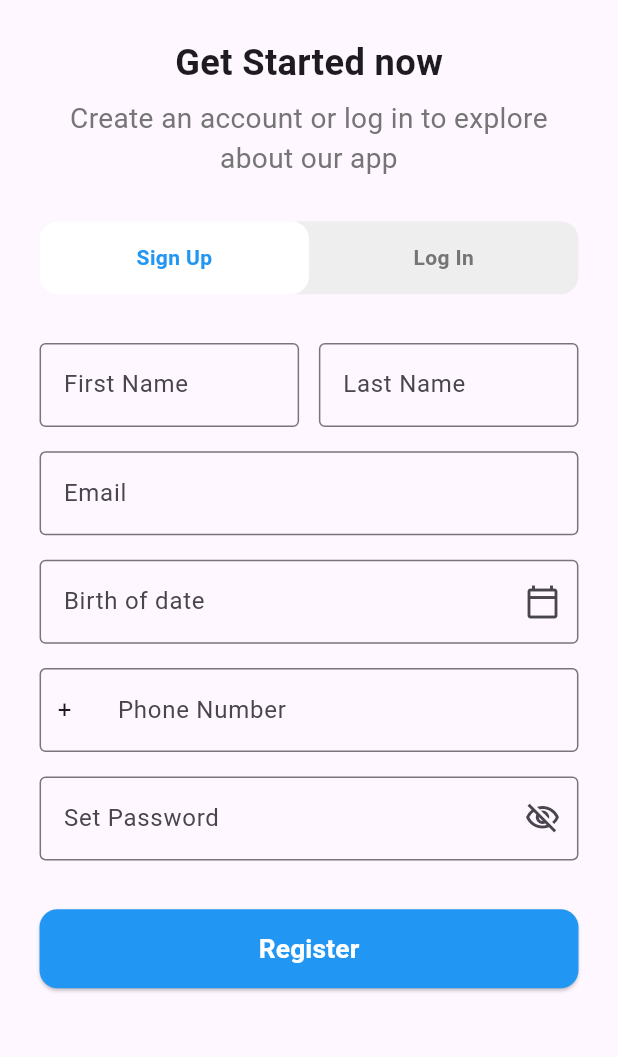
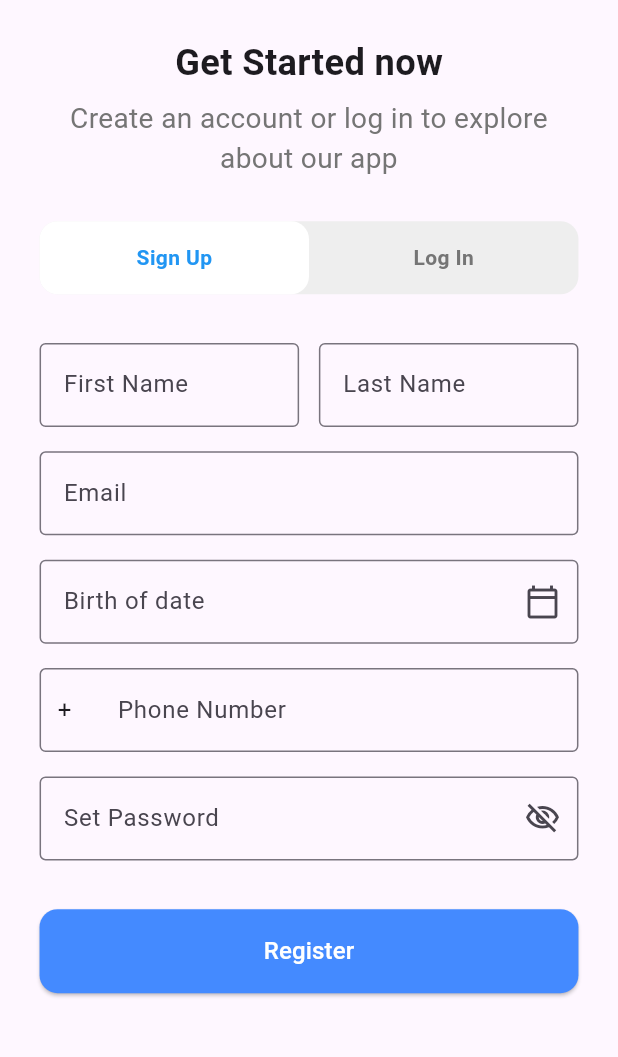
Before and after one commit to mohammed-shaneaf/flutter-daily-challenges, a Flutter app: the screen it shows after launch, on a phone screen of 412 x 824 dp, the part 172-1229 px from its top. Run offline on Flutter 3.47's test engine with Material 3 defaults, Android fonts, the phone set to English and light mode, and no system bars; our stand-ins replace flutter_rating, flutter_screenutil, smooth_page_indicator.

Commit message:
feat(ui) : day 004 :
- add passwrodfield widget
- add emailfield widget
- add toggle button widget
- add phone field widget
- screen four (30/10/2025) done

```diff
--- a/lib/days/day_003_login_screen/screen_day_three.dart
+++ b/lib/days/day_003_login_screen/screen_day_three.dart
@@ -47,7 +47,7 @@ class ScreenDayThree extends StatelessWidget {
                   ],
                 ),
                 SizedBox(height: 24),
-                CustomScreenThreeButton(),
+                CustomScreenThreeButton(text: 'Login',),
                 SizedBox(height: 24),
                 OrWidget(),
                 SizedBox(height: 24),
--- a/lib/days/day_003_login_screen/widgets/custom_button.dart
+++ b/lib/days/day_003_login_screen/widgets/custom_button.dart
@@ -1,7 +1,9 @@
 import 'package:flutter/material.dart';
 
 class CustomScreenThreeButton extends StatelessWidget {
-  const CustomScreenThreeButton({super.key});
+  const CustomScreenThreeButton({super.key, required this.text});
+
+  final String text;
 
   @override
   Widget build(BuildContext context) {
@@ -13,7 +15,7 @@ class CustomScreenThreeButton extends StatelessWidget {
         shape: RoundedRectangleBorder(borderRadius: BorderRadius.circular(12)),
       ),
       onPressed: () {},
-      child: Text('Log in', style: TextStyle(fontSize: 16, color: Colors.white)),
+      child: Text(text, style: TextStyle(fontSize: 16, color: Colors.white)),
     );
   }
 }
--- a/lib/days/day_004_register_screen/screen_four.dart
+++ b/lib/days/day_004_register_screen/screen_four.dart
@@ -1,8 +1,15 @@
 import 'package:flutter/material.dart';
-import 'package:flutter_challenges/days/day_004_register_screen/widgets/first_name_and_last_name_text_field.dart';
-import 'package:flutter_challenges/days/day_004_register_screen/widgets/logo_widget.dart';
-import 'package:flutter_challenges/days/day_004_register_screen/widgets/title_widget.dart';
+import 'package:flutter_challenges/days/day_003_login_screen/widgets/custom_button.dart';
+import 'package:flutter_challenges/days/day_004_register_screen/widgets/toggle_button.dart';
 import 'package:flutter_screenutil/flutter_screenutil.dart';
+
+import 'widgets/date_of_birth_field.dart';
+import 'widgets/email_field.dart';
+import 'widgets/first_name_and_last_name_text_field.dart';
+import 'widgets/logo_widget.dart';
+import 'widgets/password_field.dart';
+import 'widgets/phone_field.dart';
+import 'widgets/title_widget.dart';
 
 class ScreenFour extends StatefulWidget {
   const ScreenFour({super.key});
@@ -13,6 +20,7 @@ class ScreenFour extends StatefulWidget {
 
 class _ScreenFourState extends State<ScreenFour> {
   final _formKey = GlobalKey<FormState>();
+
   final _firstName = TextEditingController();
   final _lastName = TextEditingController();
   final _email = TextEditingController();
@@ -43,112 +51,38 @@ class _ScreenFourState extends State<ScreenFour> {
           child: Form(
             key: _formKey,
             child: Column(
-              crossAxisAlignment: CrossAxisAlignment.center,
               children: [
-                SizedBox(height: 20.h),
-                // Logo
-                LogoWidget(),
-                SizedBox(height: 24.h),
-                TitleWidget(),
+                20.verticalSpace,
+                const LogoWidget(),
+                24.verticalSpace,
+                const TitleWidget(),
 
-                buildLoginToggle(),
+                ToggleButton(
+                  isLogin: isLogin,
+                  onToggle: (v) => setState(() => isLogin = v),
+                ),
 
-                // First & Last Name
                 FirstAndLastNameTextField(firstName: _firstName, lastName: _lastName),
-                SizedBox(height: 16.h),
+                16.verticalSpace,
 
-                // Email
-                TextFormField(
-                  controller: _email,
-                  decoration: const InputDecoration(
-                    labelText: 'Email',
-                    border: OutlineInputBorder(),
-                  ),
-                  keyboardType: TextInputType.emailAddress,
+                EmailField(controller: _email),
+                16.verticalSpace,
+
+                DateOfBirthField(controller: _date),
+                16.verticalSpace,
+
+                PhoneField(controller: _phone),
+                16.verticalSpace,
+
+                PasswordField(
+                  controller: _password,
+                  obscure: obscure,
+                  onToggle: () => setState(() => obscure = !obscure),
                 ),
-                SizedBox(height: 16.h),
 
-                // Date of Birth
-                TextFormField(
-                  controller: _date,
-                  readOnly: true,
-                  onTap: () async {
-                    final picked = await showDatePicker(
-                      context: context,
-                      firstDate: DateTime(1900),
-                      lastDate: DateTime.now(),
-                      initialDate: DateTime(2000),
-                    );
-                    if (picked != null) {
-                      _date.text =
-                          '${picked.day.toString().padLeft(2, '0')}/${picked.month.toString().padLeft(2, '0')}/${picked.year}';
-                    }
-                  },
-                  decoration: const InputDecoration(
-                    labelText: 'Birth of date',
-                    suffixIcon: Icon(Icons.calendar_today_outlined),
-                    border: OutlineInputBorder(),
-                  ),
-                ),
-                SizedBox(height: 16.h),
-
-                // Phone
-                TextFormField(
-                  controller: _phone,
-                  decoration: const InputDecoration(
-                    labelText: 'Phone Number',
-                    prefixIcon: Padding(
-                      padding: EdgeInsets.all(12),
-                      child: Text('+', style: TextStyle(fontSize: 16)),
-                    ),
-                    border: OutlineInputBorder(),
-                  ),
-                  keyboardType: TextInputType.phone,
-                ),
-                SizedBox(height: 16.h),
-
-                // Password
-                TextFormField(
-                  controller: _password,
-                  obscureText: obscure,
-                  decoration: InputDecoration(
-                    labelText: 'Set Password',
-                    border: const OutlineInputBorder(),
-                    suffixIcon: IconButton(
-                      icon: Icon(
-                        obscure
-                            ? Icons.visibility_off_outlined
-                            : Icons.visibility_outlined,
-                      ),
-                      onPressed: () => setState(() => obscure = !obscure),
-                    ),
-                  ),
-                ),
-                SizedBox(height: 32.h),
-
-                // Register Button
-                SizedBox(
-                  width: double.infinity,
-                  height: 52.h,
-                  child: ElevatedButton(
-                    onPressed: () {},
-                    style: ElevatedButton.styleFrom(
-                      backgroundColor: Colors.blue,
-                      shape: RoundedRectangleBorder(
-                        borderRadius: BorderRadius.circular(12),
-                      ),
-                    ),
-                    child: Text(
-                      'Register',
-                      style: TextStyle(
-                        fontWeight: FontWeight.bold,
-                        fontSize: 16.sp,
-                        color: Colors.white,
-                      ),
-                    ),
-                  ),
-                ),
-                SizedBox(height: 20.h),
+                32.verticalSpace,
+                CustomScreenThreeButton(text: 'Register'),
+                20.verticalSpace,
               ],
             ),
           ),
@@ -156,61 +90,4 @@ class _ScreenFourState extends State<ScreenFour> {
       ),
     );
   }
-
-  Widget buildLoginToggle() {
-    return Column(
-      children: [
-        Container(
-          height: 48.h,
-          decoration: BoxDecoration(
-            color: Colors.grey.shade200,
-            borderRadius: BorderRadius.circular(12),
-          ),
-          child: Row(
-            children: [
-              Expanded(
-                child: GestureDetector(
-                  onTap: () => setState(() => isLogin = false),
-                  child: Container(
-                    alignment: Alignment.center,
-                    decoration: BoxDecoration(
-                      color: !isLogin ? Colors.white : Colors.transparent,
-                      borderRadius: BorderRadius.circular(12),
-                    ),
-                    child: Text(
-                      'Sign Up',
-                      style: TextStyle(
-                        fontWeight: FontWeight.w600,
-                        color: !isLogin ? Colors.blue : Colors.grey[600],
-                      ),
-                    ),
-                  ),
-                ),
-              ),
-              Expanded(
-                child: GestureDetector(
-                  onTap: () => setState(() => isLogin = true),
-                  child: Container(
-                    alignment: Alignment.center,
-                    decoration: BoxDecoration(
-                      color: isLogin ? Colors.white : Colors.transparent,
-                      borderRadius: BorderRadius.circular(12),
-                    ),
-                    child: Text(
-                      'Log In',
-                      style: TextStyle(
-                        fontWeight: FontWeight.w600,
-                        color: isLogin ? Colors.blue : Colors.grey[600],
-                      ),
-                    ),
-                  ),
-                ),
-              ),
-            ],
-          ),
-        ),
-        SizedBox(height: 32.h),
-      ],
-    );
-  }
 }
--- /dev/null
+++ b/lib/days/day_004_register_screen/widgets/date_of_birth_field.dart
@@ -0,0 +1,31 @@
+import 'package:flutter/material.dart';
+
+class DateOfBirthField extends StatelessWidget {
+  final TextEditingController controller;
+  const DateOfBirthField({super.key, required this.controller});
+
+  @override
+  Widget build(BuildContext context) {
+    return TextFormField(
+      controller: controller,
+      readOnly: true,
+      onTap: () async {
+        final picked = await showDatePicker(
+          context: context,
+          firstDate: DateTime(1900),
+          lastDate: DateTime.now(),
+          initialDate: DateTime(2000),
+        );
+        if (picked != null) {
+          controller.text =
+              '${picked.day.toString().padLeft(2, '0')}/${picked.month.toString().padLeft(2, '0')}/${picked.year}';
+        }
+      },
+      decoration: const InputDecoration(
+        labelText: 'Birth of date',
+        suffixIcon: Icon(Icons.calendar_today_outlined),
+        border: OutlineInputBorder(),
+      ),
+    );
+  }
+}
--- /dev/null
+++ b/lib/days/day_004_register_screen/widgets/email_field.dart
@@ -0,0 +1,18 @@
+import 'package:flutter/material.dart';
+
+class EmailField extends StatelessWidget {
+  final TextEditingController controller;
+  const EmailField({super.key, required this.controller});
+
+  @override
+  Widget build(BuildContext context) {
+    return TextFormField(
+      controller: controller,
+      decoration: const InputDecoration(
+        labelText: 'Email',
+        border: OutlineInputBorder(),
+      ),
+      keyboardType: TextInputType.emailAddress,
+    );
+  }
+}
--- /dev/null
+++ b/lib/days/day_004_register_screen/widgets/password_field.dart
@@ -0,0 +1,34 @@
+import 'package:flutter/material.dart';
+
+class PasswordField extends StatelessWidget {
+  final TextEditingController controller;
+  final bool obscure;
+  final VoidCallback onToggle;
+
+  const PasswordField({
+    super.key,
+    required this.controller,
+    required this.obscure,
+    required this.onToggle,
+  });
+
+  @override
+  Widget build(BuildContext context) {
+    return TextFormField(
+      controller: controller,
+      obscureText: obscure,
+      decoration: InputDecoration(
+        labelText: 'Set Password',
+        border: const OutlineInputBorder(),
+        suffixIcon: IconButton(
+          icon: Icon(
+            obscure
+                ? Icons.visibility_off_outlined
+                : Icons.visibility_outlined,
+          ),
+          onPressed: onToggle,
+        ),
+      ),
+    );
+  }
+}
--- /dev/null
+++ b/lib/days/day_004_register_screen/widgets/phone_field.dart
@@ -0,0 +1,22 @@
+import 'package:flutter/material.dart';
+
+class PhoneField extends StatelessWidget {
+  final TextEditingController controller;
+  const PhoneField({super.key, required this.controller});
+
+  @override
+  Widget build(BuildContext context) {
+    return TextFormField(
+      controller: controller,
+      decoration: const InputDecoration(
+        labelText: 'Phone Number',
+        prefixIcon: Padding(
+          padding: EdgeInsets.all(12),
+          child: Text('+', style: TextStyle(fontSize: 16)),
+        ),
+        border: OutlineInputBorder(),
+      ),
+      keyboardType: TextInputType.phone,
+    );
+  }
+}
--- /dev/null
+++ b/lib/days/day_004_register_screen/widgets/toggle_button.dart
@@ -0,0 +1,69 @@
+import 'package:flutter/material.dart';
+import 'package:flutter_screenutil/flutter_screenutil.dart';
+
+class ToggleButton extends StatelessWidget {
+  final bool isLogin;
+  final ValueChanged<bool> onToggle;
+
+  const ToggleButton({
+    super.key,
+    required this.isLogin,
+    required this.onToggle,
+  });
+
+  @override
+  Widget build(BuildContext context) {
+    return Column(
+      children: [
+        Container(
+          height: 48.h,
+          decoration: BoxDecoration(
+            color: Colors.grey.shade200,
+            borderRadius: BorderRadius.circular(12),
+          ),
+          child: Row(
+            children: [
+              _buildTab(
+                title: 'Sign Up',
+                active: !isLogin,
+                onTap: () => onToggle(false),
+              ),
+              _buildTab(
+                title: 'Log In',
+                active: isLogin,
+                onTap: () => onToggle(true),
+              ),
+            ],
+          ),
+        ),
+        32.verticalSpace,
+      ],
+    );
+  }
+
+  Widget _buildTab({
+    required String title,
+    required bool active,
+    required VoidCallback onTap,
+  }) {
+    return Expanded(
+      child: GestureDetector(
+        onTap: onTap,
+        child: Container(
+          alignment: Alignment.center,
+          decoration: BoxDecoration(
+            color: active ? Colors.white : Colors.transparent,
+            borderRadius: BorderRadius.circular(12),
+          ),
+          child: Text(
+            title,
+            style: TextStyle(
+              fontWeight: FontWeight.w600,
+              color: active ? Colors.blue : Colors.grey[600],
+            ),
+          ),
+        ),
+      ),
+    );
+  }
+}
```
